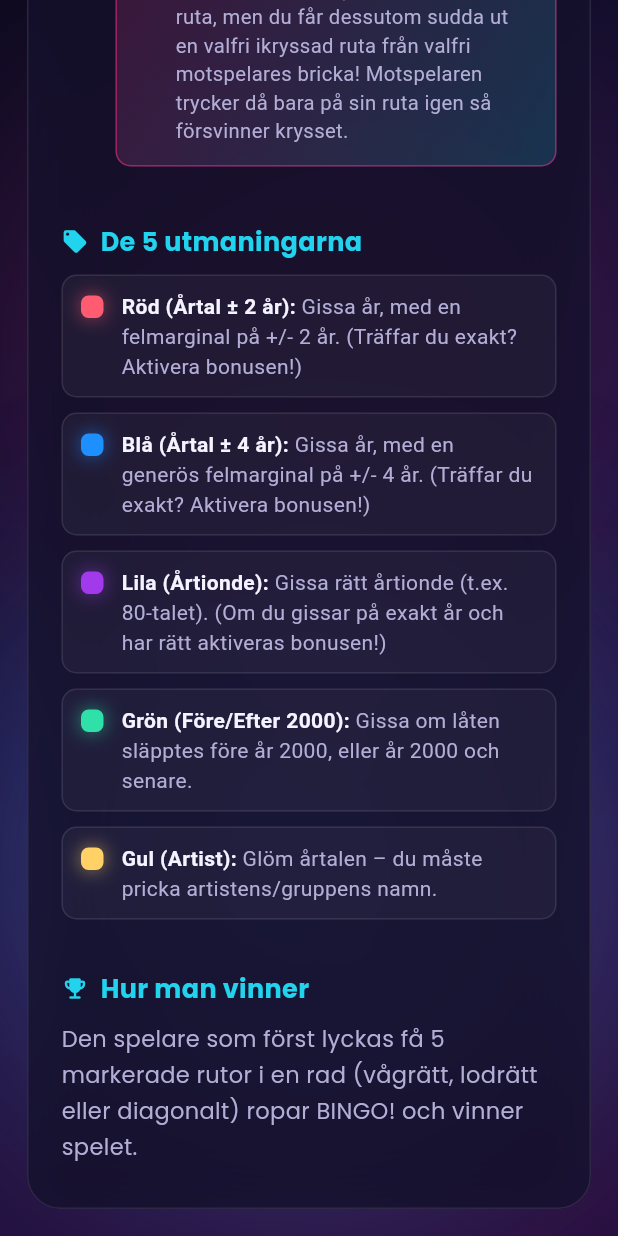
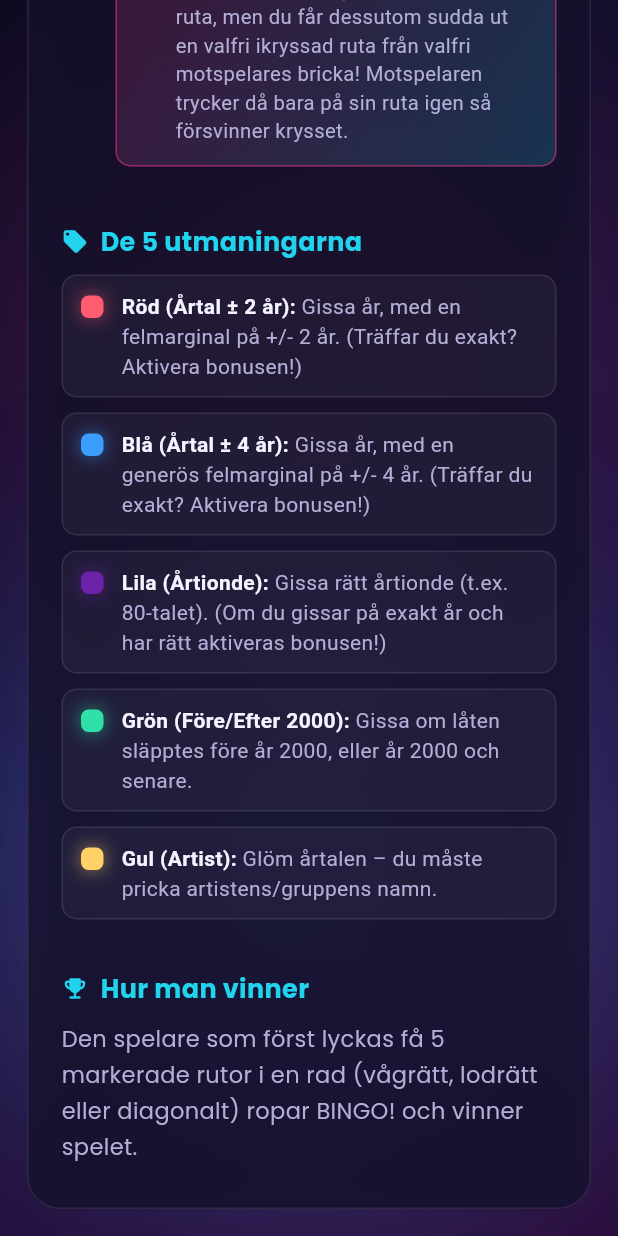
Before and after one commit to KKandenas/Hitster, a Flutter app: the RulesScreen screen opened directly, scrolled down 1145 dp, on a phone screen of 412 x 824 dp. Run offline on Flutter 3.47's test engine with Material 3 defaults, Android fonts, the phone set to English and light mode, and no system bars; our stand-ins replace shared_preferences; accounts and stored records are empty.

Commit message:
Öka luminanskontrasten mellan blå och lila för färgblindhet (#7)
Blå och lila hade nästan samma ljushet, vilket gör dem svåra att
skilja åt vid rödgrön färgblindhet (den vanligaste typen) - den
typen av synnedsättning påverkar inte förmågan att uppfatta
ljust/mörkt. Lila görs nu betydligt mörkare och blått något ljusare
så luminanskontrasten blir ~2,5x större, samtidigt som båda
fortfarande läses som "blå" respektive "lila". Uppdaterat i både
webbappens style.css och Flutter-appens delade färgtema så de
förblir konsekventa.

Co-authored-by: Claude <noreply@anthropic.com>

```diff
--- a/flutter_app/lib/theme/app_colors.dart
+++ b/flutter_app/lib/theme/app_colors.dart
@@ -24,8 +24,8 @@ class AppColors {
   // Challenge category colors — kept consistent across generator, bingo
   // grid and rules legend.
   static const cAr2 = Color(0xFFFF5C72); // Röd — Årtal ± 2 år
-  static const cAr4 = Color(0xFF1E8FFF); // Blå — Årtal ± 4 år
-  static const cArtionde = Color(0xFFA239EA); // Lila — Årtionde
+  static const cAr4 = Color(0xFF3B9EFF); // Blå — Årtal ± 4 år
+  static const cArtionde = Color(0xFF6B21A8); // Lila — Årtionde
   static const cSekel = Color(0xFF2FE0A8); // Grön — Före/efter 2000
   static const cArtist = Color(0xFFFFD166); // Gul — Artist
 
```
Also changed, not shown: 1 other file.
